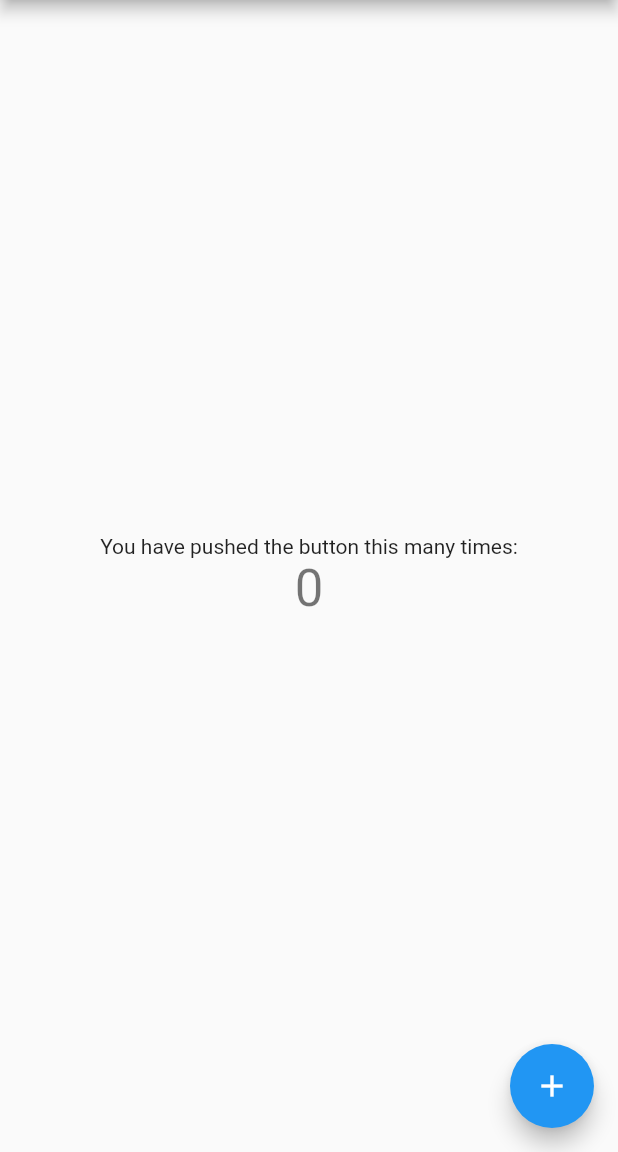
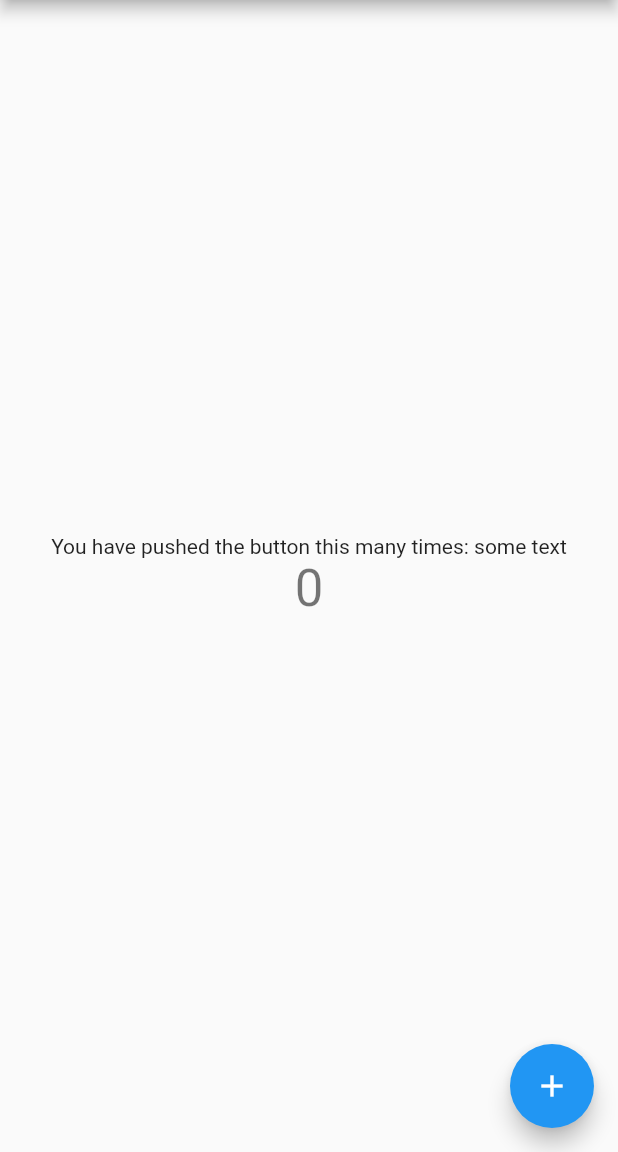
Before and after one commit to YashBagri4412/turbo-octo-eureka, a Flutter app: the screen it shows after launch, on a phone screen of 412 x 824 dp, the part 84-1236 px from its top. Run offline on Flutter 3.47's test engine with Material 2 defaults, Android fonts, the phone set to English and light mode, and no system bars.

Commit message:
2 commit

```diff
--- a/lib/main.dart
+++ b/lib/main.dart
@@ -5,25 +5,12 @@ void main() {
 }
 
 class MyApp extends StatelessWidget {
-  // This widget is the root of your application.
   @override
   Widget build(BuildContext context) {
     return MaterialApp(
       title: 'Flutter Demo',
       theme: ThemeData(
-        // This is the theme of your application.
-        //
-        // Try running your application with "flutter run". You'll see the
-        // application has a blue toolbar. Then, without quitting the app, try
-        // changing the primarySwatch below to Colors.green and then invoke
-        // "hot reload" (press "r" in the console where you ran "flutter run",
-        // or simply save your changes to "hot reload" in a Flutter IDE).
-        // Notice that the counter didn't reset back to zero; the application
-        // is not restarted.
         primarySwatch: Colors.blue,
-        // This makes the visual density adapt to the platform that you run
-        // the app on. For desktop platforms, the controls will be smaller and
-        // closer together (more dense) than on mobile platforms.
         visualDensity: VisualDensity.adaptivePlatformDensity,
       ),
       home: MyHomePage(title: 'Flutter Demo Home Page'),
@@ -33,18 +20,7 @@ class MyApp extends StatelessWidget {
 
 class MyHomePage extends StatefulWidget {
   MyHomePage({Key key, this.title}) : super(key: key);
-
-  // This widget is the home page of your application. It is stateful, meaning
-  // that it has a State object (defined below) that contains fields that affect
-  // how it looks.
-
-  // This class is the configuration for the state. It holds the values (in this
-  // case the title) provided by the parent (in this case the App widget) and
-  // used by the build method of the State. Fields in a Widget subclass are
-  // always marked "final".
-
   final String title;
-
   @override
   _MyHomePageState createState() => _MyHomePageState();
 }
@@ -54,51 +30,22 @@ class _MyHomePageState extends State<MyHomePage> {
 
   void _incrementCounter() {
     setState(() {
-      // This call to setState tells the Flutter framework that something has
-      // changed in this State, which causes it to rerun the build method below
-      // so that the display can reflect the updated values. If we changed
-      // _counter without calling setState(), then the build method would not be
-      // called again, and so nothing would appear to happen.
       _counter++;
     });
   }
 
   @override
   Widget build(BuildContext context) {
-    // This method is rerun every time setState is called, for instance as done
-    // by the _incrementCounter method above.
-    //
-    // The Flutter framework has been optimized to make rerunning build methods
-    // fast, so that you can just rebuild anything that needs updating rather
-    // than having to individually change instances of widgets.
     return Scaffold(
       appBar: AppBar(
-        // Here we take the value from the MyHomePage object that was created by
-        // the App.build method, and use it to set our appbar title.
         title: Text(widget.title),
       ),
       body: Center(
-        // Center is a layout widget. It takes a single child and positions it
-        // in the middle of the parent.
         child: Column(
-          // Column is also a layout widget. It takes a list of children and
-          // arranges them vertically. By default, it sizes itself to fit its
-          // children horizontally, and tries to be as tall as its parent.
-          //
-          // Invoke "debug painting" (press "p" in the console, choose the
-          // "Toggle Debug Paint" action from the Flutter Inspector in Android
-          // Studio, or the "Toggle Debug Paint" command in Visual Studio Code)
-          // to see the wireframe for each widget.
-          //
-          // Column has various properties to control how it sizes itself and
-          // how it positions its children. Here we use mainAxisAlignment to
-          // center the children vertically; the main axis here is the vertical
-          // axis because Columns are vertical (the cross axis would be
-          // horizontal).
           mainAxisAlignment: MainAxisAlignment.center,
           children: <Widget>[
             Text(
-              'You have pushed the button this many times:',
+              'You have pushed the button this many times: some text',
             ),
             Text(
               '$_counter',
@@ -111,7 +58,7 @@ class _MyHomePageState extends State<MyHomePage> {
         onPressed: _incrementCounter,
         tooltip: 'Increment',
         child: Icon(Icons.add),
-      ), // This trailing comma makes auto-formatting nicer for build methods.
+      ),
     );
   }
 }
```
